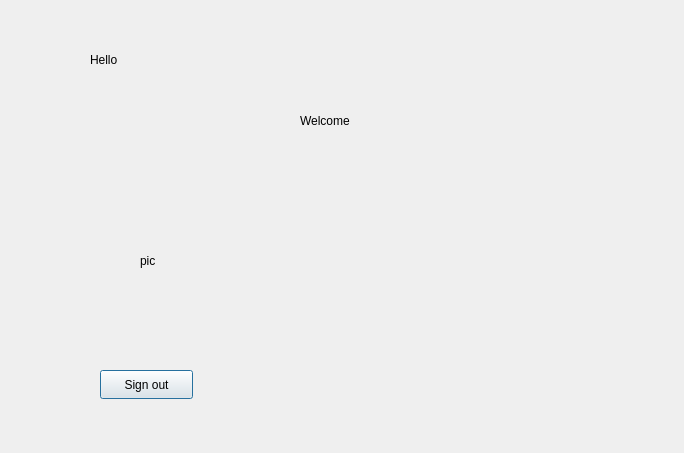
The window that CinemaProject/welcomewindow.ui (Magnifico05/Cinema_Exercise) describes before a commit, drawn with Qt 5.
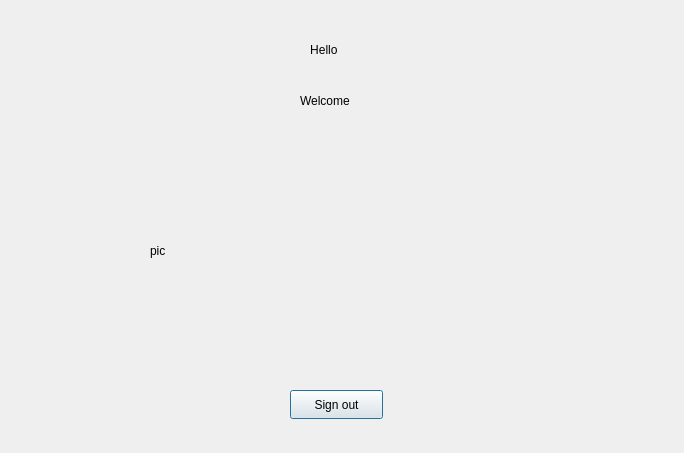
The same window after the commit.

Diff of the .ui file:
```diff
--- a/CinemaProject/welcomewindow.ui
+++ b/CinemaProject/welcomewindow.ui
@@ -16,22 +16,25 @@
   <widget class="QLabel" name="labelHello">
    <property name="geometry">
     <rect>
-     <x>90</x>
-     <y>50</y>
-     <width>63</width>
+     <x>160</x>
+     <y>40</y>
+     <width>331</width>
      <height>20</height>
     </rect>
    </property>
    <property name="text">
     <string>Hello </string>
    </property>
+   <property name="alignment">
+    <set>Qt::AlignCenter</set>
+   </property>
   </widget>
   <widget class="QLabel" name="labelWelcome">
    <property name="geometry">
     <rect>
      <x>300</x>
-     <y>100</y>
-     <width>101</width>
+     <y>80</y>
+     <width>51</width>
      <height>41</height>
     </rect>
    </property>
@@ -42,8 +45,8 @@
   <widget class="QLabel" name="labelpic">
    <property name="geometry">
     <rect>
-     <x>140</x>
-     <y>150</y>
+     <x>150</x>
+     <y>140</y>
      <width>371</width>
      <height>221</height>
     </rect>
@@ -55,8 +58,8 @@
   <widget class="QPushButton" name="pushButtonSignOut">
    <property name="geometry">
     <rect>
-     <x>100</x>
-     <y>370</y>
+     <x>290</x>
+     <y>390</y>
      <width>93</width>
      <height>29</height>
     </rect>
```
